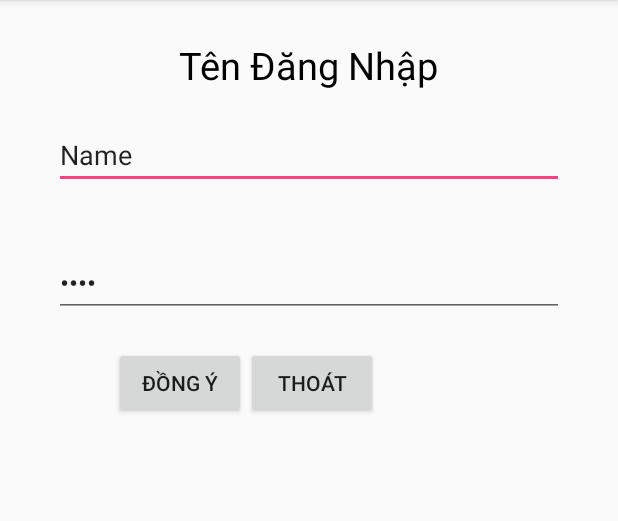
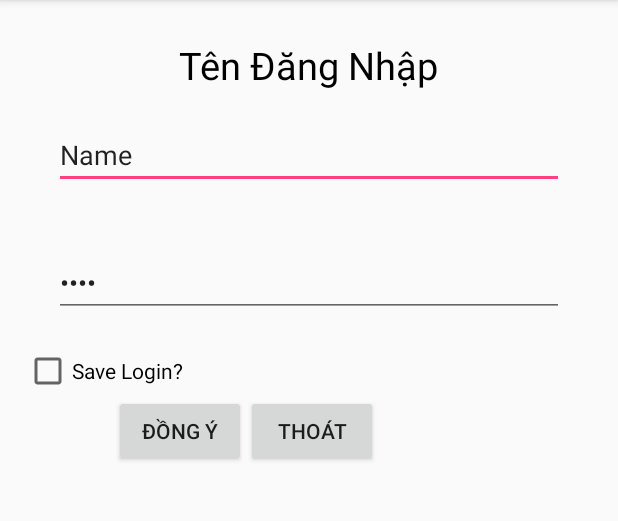
Before and after one commit to Quynhk37C/Mobile_Android, an Android app: the screen it shows after launch (MainActivity), after a tap on "ĐỒNG Ý", on a phone screen of 412 x 824 dp, the part 84-605 px from its top. Run offline under Robolectric (Android 15) with nearby library versions, the phone set to English and light mode, and no system bars.

Commit message:
checkbox login

```diff
--- a/QuanLyNV/app/src/main/java/com/hue/husc/it/nhuquynh/quanlynv/MainActivity.java
+++ b/QuanLyNV/app/src/main/java/com/hue/husc/it/nhuquynh/quanlynv/MainActivity.java
@@ -10,6 +10,7 @@ import android.view.Menu;
 import android.view.MenuItem;
 import android.view.View;
 import android.widget.Button;
+import android.widget.CheckBox;
 import android.widget.EditText;
 import android.widget.Toast;
 
@@ -17,6 +18,11 @@ public class MainActivity extends AppCompatActivity {
     SharedPreferences sharedPreferences;
     Button btnDangKy,btnThoatDK,btnDangNhap,btnThoatDN;
     EditText editTaiKhoanDK,editMatKhauDK,editNhapLaiMk,editMatKhauDN,editTaiKhoanDN;
+    CheckBox saveLoginCheckBox;
+    private Boolean saveLogin;
+    String taikhoandn,matkhaudn;
+    SharedPreferences share;
+
     @Override
     protected void onCreate(Bundle savedInstanceState) {
         super.onCreate(savedInstanceState);
@@ -25,6 +31,13 @@ public class MainActivity extends AppCompatActivity {
         sharedPreferences = getSharedPreferences("config", Context.MODE_PRIVATE);
         editTaiKhoanDN = (EditText)findViewById(R.id.editTenDangNhap);
         editMatKhauDN = (EditText)findViewById(R.id.editMatKhau);
+        saveLoginCheckBox = (CheckBox)findViewById(R.id.saveLoginCheckBox);
+        share = getSharedPreferences("auth", 0);
+        if(share.getBoolean("auth_status", false)){  // the false stands for default value
+            editTaiKhoanDN.setText(share.getString("auth_name", "elltz")); //default vaule is elltz
+            editMatKhauDN.setText(share.getString("auth_pass", "elltz")); //default vaule is elltz
+        }
+
 
     }
 
@@ -34,6 +47,11 @@ public class MainActivity extends AppCompatActivity {
         matkhauconfig = sharedPreferences.getString("MatKhau","");
         taikhoandn = editTaiKhoanDN.getText().toString();
         matkhaudn = editMatKhauDN.getText().toString();
+        SharedPreferences.Editor e = share.edit();
+        e.putString("auth_name", editTaiKhoanDN.getText().toString());
+        e.putString("auth_pass", editMatKhauDN .getText().toString());
+        e.putBoolean("auth_status", saveLoginCheckBox.isChecked());
+        e.commit();
 
         if(taikhoandn.equals(taikhoanconfig) && matkhaudn.equals(matkhauconfig)){
             Toast.makeText(getApplication(),"Đăng nhập thành công",Toast.LENGTH_LONG).show();
@@ -77,6 +95,7 @@ public class MainActivity extends AppCompatActivity {
                         matkhaudk = editMatKhauDK.getText().toString();
                         nhaplaimatkhaudk = editNhapLaiMk.getText().toString();
 
+
                         if(!matkhaudk.equals(nhaplaimatkhaudk)){
                             Toast.makeText(getApplication(),"Mật khẩu nhập lại không đúng",Toast.LENGTH_LONG).show();
                         }else{
@@ -85,7 +104,7 @@ public class MainActivity extends AppCompatActivity {
                             editor.putString("MatKhau",editMatKhauDK.getText().toString());
                             editor.commit();
                             Toast.makeText(getApplication(),"Đăng ký thành công",Toast.LENGTH_LONG).show();
-                            // chưa intent mẹ
+
                         }
                     }
                 });
--- a/QuanLyNV/app/src/main/java/com/hue/husc/it/nhuquynh/quanlynv/PhongBanActivity.java
+++ b/QuanLyNV/app/src/main/java/com/hue/husc/it/nhuquynh/quanlynv/PhongBanActivity.java
@@ -164,6 +164,8 @@ public class PhongBanActivity extends AppCompatActivity {
                     });
                     builder.show();
 
+
+
                 }
             });
 
--- a/QuanLyNV/app/src/main/res/layout/activity_main.xml
+++ b/QuanLyNV/app/src/main/res/layout/activity_main.xml
@@ -42,6 +42,14 @@
         android:ems="10"
         android:id="@+id/editMatKhau" />
 
+    <CheckBox
+        android:id="@+id/saveLoginCheckBox"
+        android:layout_width="match_parent"
+        android:layout_height="wrap_content"
+        android:layout_alignParentLeft="true"
+        android:layout_below="@+id/editTextPassword"
+        android:text="Save Login?"
+        android:textColor="#000" />
     <LinearLayout
         android:orientation="horizontal"
         android:layout_width="match_parent"
@@ -63,8 +71,8 @@
 
             android:layout_gravity="center" />
 
+
     </LinearLayout>
 
 
-
 </LinearLayout>
```
